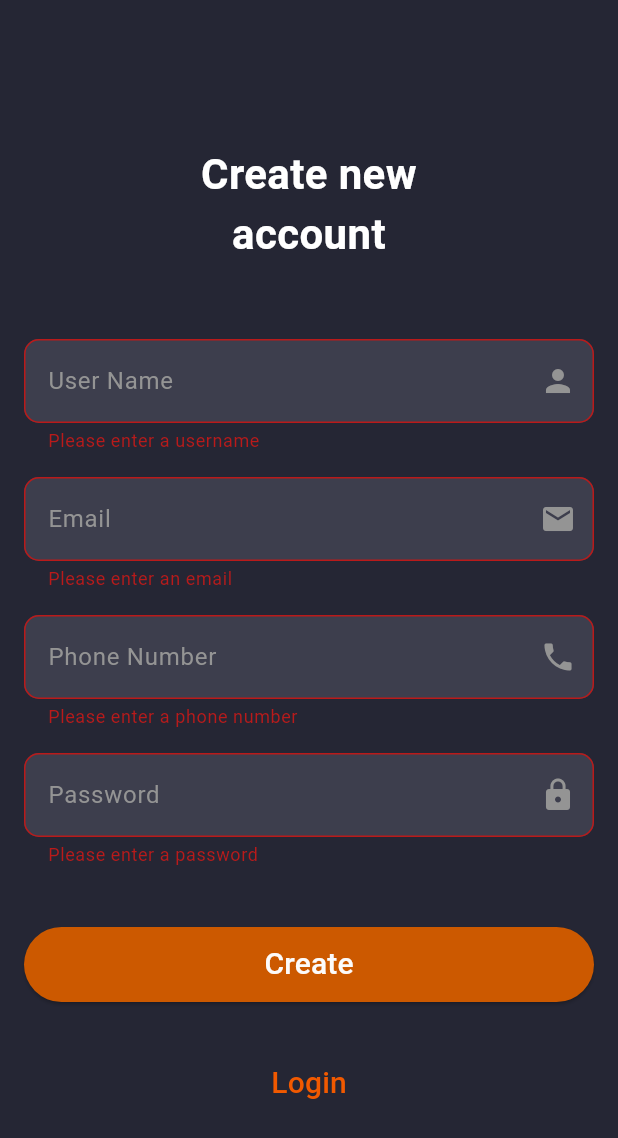
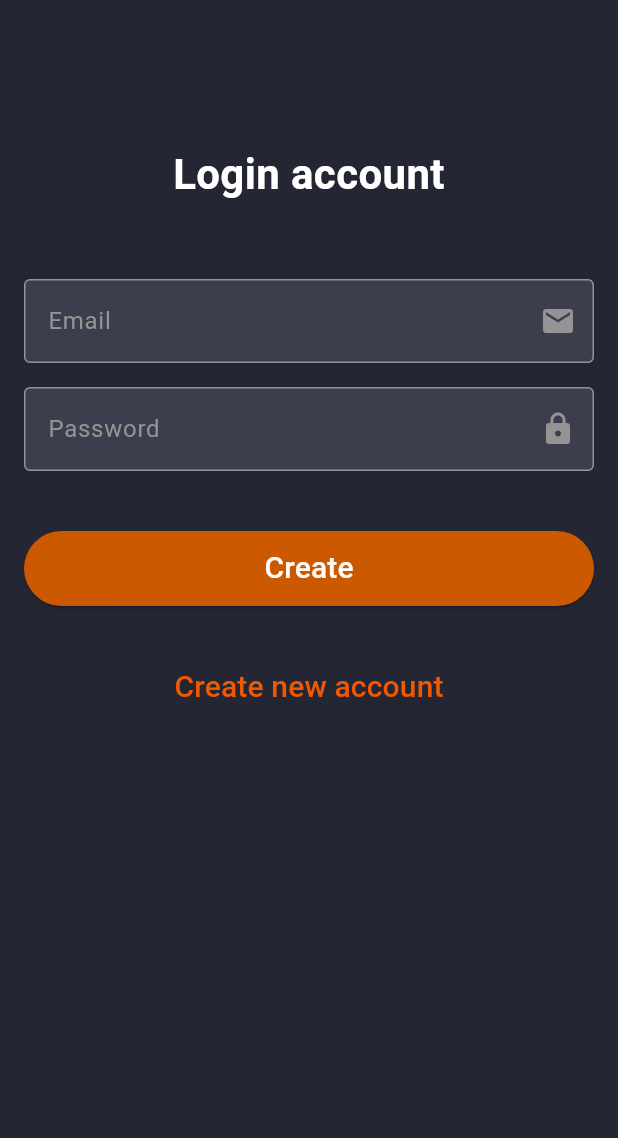
Before and after one commit to Iagoti/PersonalFinance, a Flutter app: the screen it shows after launch, after a tap on "Create", after a tap on "Login", on a phone screen of 412 x 824 dp. Shown: the top 1138 px of the screen. Run offline on Flutter 3.47's test engine with Material 3 defaults, Android fonts, the phone set to English and light mode, and no system bars.

Commit message:
Criado tela de login

```diff
--- a/lib/main.dart
+++ b/lib/main.dart
@@ -1,5 +1,5 @@
 import 'package:flutter/material.dart';
-import 'package:personal_finance/sign_up.dart';
+import 'package:personal_finance/screens/sign_up.dart';
 
 void main() {
   runApp(const MyApp());
--- a/lib/sign_up.dart
+++ b/lib/screens/login.dart
@@ -1,9 +1,11 @@
 // ignore_for_file: prefer_const_constructors
 
 import 'package:flutter/material.dart';
+import 'package:personal_finance/screens/sign_up.dart';
+import 'package:personal_finance/utils/appvalidator.dart';
 
-class SignUpView extends StatelessWidget {
-  SignUpView({super.key});
+class LoginView extends StatelessWidget {
+  LoginView({super.key});
 
   final GlobalKey<FormState> formKey = GlobalKey<FormState>();
 
@@ -15,41 +17,7 @@ class SignUpView extends StatelessWidget {
     }
   }
 
-  String? validateUserName(value) {
-    if (value!.isEmpty) {
-      return 'Please enter a username';
-    }
-    return null;
-  }
-
-  String? validateEmail(value) {
-    if (value!.isEmpty) {
-      return 'Please enter an email';
-    }
-    RegExp emailRegExp = RegExp(
-        r'^(([^<>()[\]\\.,;:\s@\"]+(\.[^<>()[\]\\.,;:\s@\"]+)*)|(\".+\"))@((\[[0-9]{1,3}\.[0-9]{1,3}\.[0-9]{1,3}\.[0-9]{1,3}\])|(([a-zA-Z\-0-9]+\.)+[a-zA-Z]{2,}))$');
-    if (!emailRegExp.hasMatch(value)) {
-      return 'Please enter a valid email';
-    }
-    return null;
-  }
-
-  String? validatePhoneNumber(value) {
-    if (value!.isEmpty) {
-      return 'Please enter a phone number';
-    }
-    if (value.length != 10) {
-      return 'Please enter a 10-digit phone number';
-    }
-    return null;
-  }
-
-  String? validatePassword(value) {
-    if (value!.isEmpty) {
-      return 'Please enter a password';
-    }
-    return null;
-  }
+  var appValidator = AppValidator();
 
   @override
   Widget build(BuildContext context) {
@@ -67,7 +35,7 @@ class SignUpView extends StatelessWidget {
                 SizedBox(
                   width: 250,
                   child: Text(
-                    "Create new account",
+                    "Login account",
                     textAlign: TextAlign.center,
                     style: TextStyle(
                         color: Colors.white,
@@ -79,30 +47,11 @@ class SignUpView extends StatelessWidget {
                   height: 50.0,
                 ),
                 TextFormField(
-                  style: TextStyle(color: Colors.white),
-                  autovalidateMode: AutovalidateMode.onUserInteraction,
-                  decoration: buildInputDecoration('User Name', Icons.person),
-                  validator: validateUserName,
-                ),
-                SizedBox(
-                  height: 16.0,
-                ),
-                TextFormField(
                   keyboardType: TextInputType.emailAddress,
                   style: TextStyle(color: Colors.white),
                   autovalidateMode: AutovalidateMode.onUserInteraction,
                   decoration: buildInputDecoration('Email', Icons.email),
-                  validator: validateEmail,
-                ),
-                SizedBox(
-                  height: 16.0,
-                ),
-                TextFormField(
-                  keyboardType: TextInputType.phone,
-                  style: TextStyle(color: Colors.white),
-                  autovalidateMode: AutovalidateMode.onUserInteraction,
-                  decoration: buildInputDecoration('Phone Number', Icons.phone),
-                  validator: validatePhoneNumber,
+                  validator: appValidator.validateEmail,
                 ),
                 SizedBox(
                   height: 16.0,
@@ -112,7 +61,7 @@ class SignUpView extends StatelessWidget {
                   style: TextStyle(color: Colors.white),
                   autovalidateMode: AutovalidateMode.onUserInteraction,
                   decoration: buildInputDecoration('Password', Icons.lock),
-                  validator: validatePassword,
+                  validator: appValidator.validatePassword,
                 ),
                 SizedBox(
                   height: 40.0,
@@ -132,9 +81,15 @@ class SignUpView extends StatelessWidget {
                   height: 30.0,
                 ),
                 TextButton(
-                    onPressed: () {},
+                    onPressed: () {
+                      Navigator.of(context).push(
+                        MaterialPageRoute(
+                          builder: (context) => SignUpView(),
+                        ),
+                      );
+                    },
                     child: Text(
-                      "Login",
+                      "Create new account",
                       style: TextStyle(color: Color(0xfff15900), fontSize: 20),
                     ))
               ],
--- /dev/null
+++ b/lib/screens/sign_up.dart
@@ -0,0 +1,136 @@
+// ignore_for_file: prefer_const_constructors
+
+import 'package:flutter/material.dart';
+import 'package:personal_finance/screens/login.dart';
+import 'package:personal_finance/utils/appvalidator.dart';
+
+class SignUpView extends StatelessWidget {
+  SignUpView({super.key});
+
+  final GlobalKey<FormState> formKey = GlobalKey<FormState>();
+
+  Future<void> submitForm() async {
+    if (formKey.currentState!.validate()) {
+      ScaffoldMessenger.of(formKey.currentContext!).showSnackBar(
+        const SnackBar(content: Text("Form submit sucess")),
+      );
+    }
+  }
+
+  var appValidator = AppValidator();
+
+  @override
+  Widget build(BuildContext context) {
+    return Scaffold(
+        backgroundColor: Color(0xff252634),
+        body: Padding(
+          padding: const EdgeInsets.all(16.0),
+          child: Form(
+            key: formKey,
+            child: Column(
+              children: [
+                SizedBox(
+                  height: 80.0,
+                ),
+                SizedBox(
+                  width: 250,
+                  child: Text(
+                    "Create new account",
+                    textAlign: TextAlign.center,
+                    style: TextStyle(
+                        color: Colors.white,
+                        fontSize: 28,
+                        fontWeight: FontWeight.bold),
+                  ),
+                ),
+                SizedBox(
+                  height: 50.0,
+                ),
+                TextFormField(
+                  style: TextStyle(color: Colors.white),
+                  autovalidateMode: AutovalidateMode.onUserInteraction,
+                  decoration: buildInputDecoration('User Name', Icons.person),
+                  validator: appValidator.validateUserName,
+                ),
+                SizedBox(
+                  height: 16.0,
+                ),
+                TextFormField(
+                  keyboardType: TextInputType.emailAddress,
+                  style: TextStyle(color: Colors.white),
+                  autovalidateMode: AutovalidateMode.onUserInteraction,
+                  decoration: buildInputDecoration('Email', Icons.email),
+                  validator: appValidator.validateEmail,
+                ),
+                SizedBox(
+                  height: 16.0,
+                ),
+                TextFormField(
+                  keyboardType: TextInputType.phone,
+                  style: TextStyle(color: Colors.white),
+                  autovalidateMode: AutovalidateMode.onUserInteraction,
+                  decoration: buildInputDecoration('Phone Number', Icons.phone),
+                  validator: appValidator.validatePhoneNumber,
+                ),
+                SizedBox(
+                  height: 16.0,
+                ),
+                TextFormField(
+                  keyboardType: TextInputType.number,
+                  style: TextStyle(color: Colors.white),
+                  autovalidateMode: AutovalidateMode.onUserInteraction,
+                  decoration: buildInputDecoration('Password', Icons.lock),
+                  validator: appValidator.validatePassword,
+                ),
+                SizedBox(
+                  height: 40.0,
+                ),
+                SizedBox(
+                    height: 50,
+                    width: double.infinity,
+                    child: ElevatedButton(
+                        style: ElevatedButton.styleFrom(
+                            backgroundColor: Color.fromARGB(255, 204, 89, 0)),
+                        onPressed: submitForm,
+                        child: Text("Create",
+                            style: TextStyle(
+                                color: Color.fromARGB(255, 252, 251, 251),
+                                fontSize: 20)))),
+                SizedBox(
+                  height: 30.0,
+                ),
+                TextButton(
+                    onPressed: () {
+                      Navigator.of(context).push(
+                        MaterialPageRoute(
+                          builder: (context) => LoginView(),
+                        ),
+                      );
+                    },
+                    child: Text(
+                      "Login",
+                      style: TextStyle(color: Color(0xfff15900), fontSize: 20),
+                    ))
+              ],
+            ),
+          ),
+        ));
+  }
+
+  InputDecoration buildInputDecoration(String label, IconData suffixIcon) {
+    return InputDecoration(
+        fillColor: Color(0xaa494a59),
+        enabledBorder: OutlineInputBorder(
+            borderSide: BorderSide(color: Color(0xff949494))),
+        focusedBorder:
+            OutlineInputBorder(borderSide: BorderSide(color: Colors.white)),
+        filled: true,
+        labelStyle: TextStyle(color: Color(0xff949494)),
+        labelText: label,
+        suffixIcon: Icon(
+          suffixIcon,
+          color: Color(0xff949494),
+        ),
+        border: OutlineInputBorder(borderRadius: BorderRadius.circular(10.0)));
+  }
+}
--- /dev/null
+++ b/lib/utils/appvalidator.dart
@@ -0,0 +1,37 @@
+class AppValidator {
+  String? validateUserName(value) {
+    if (value!.isEmpty) {
+      return 'Please enter a username';
+    }
+    return null;
+  }
+
+  String? validateEmail(value) {
+    if (value!.isEmpty) {
+      return 'Please enter an email';
+    }
+    RegExp emailRegExp = RegExp(
+        r'^(([^<>()[\]\\.,;:\s@\"]+(\.[^<>()[\]\\.,;:\s@\"]+)*)|(\".+\"))@((\[[0-9]{1,3}\.[0-9]{1,3}\.[0-9]{1,3}\.[0-9]{1,3}\])|(([a-zA-Z\-0-9]+\.)+[a-zA-Z]{2,}))$');
+    if (!emailRegExp.hasMatch(value)) {
+      return 'Please enter a valid email';
+    }
+    return null;
+  }
+
+  String? validatePhoneNumber(value) {
+    if (value!.isEmpty) {
+      return 'Please enter a phone number';
+    }
+    if (value.length != 10) {
+      return 'Please enter a 10-digit phone number';
+    }
+    return null;
+  }
+
+  String? validatePassword(value) {
+    if (value!.isEmpty) {
+      return 'Please enter a password';
+    }
+    return null;
+  }
+}
```
